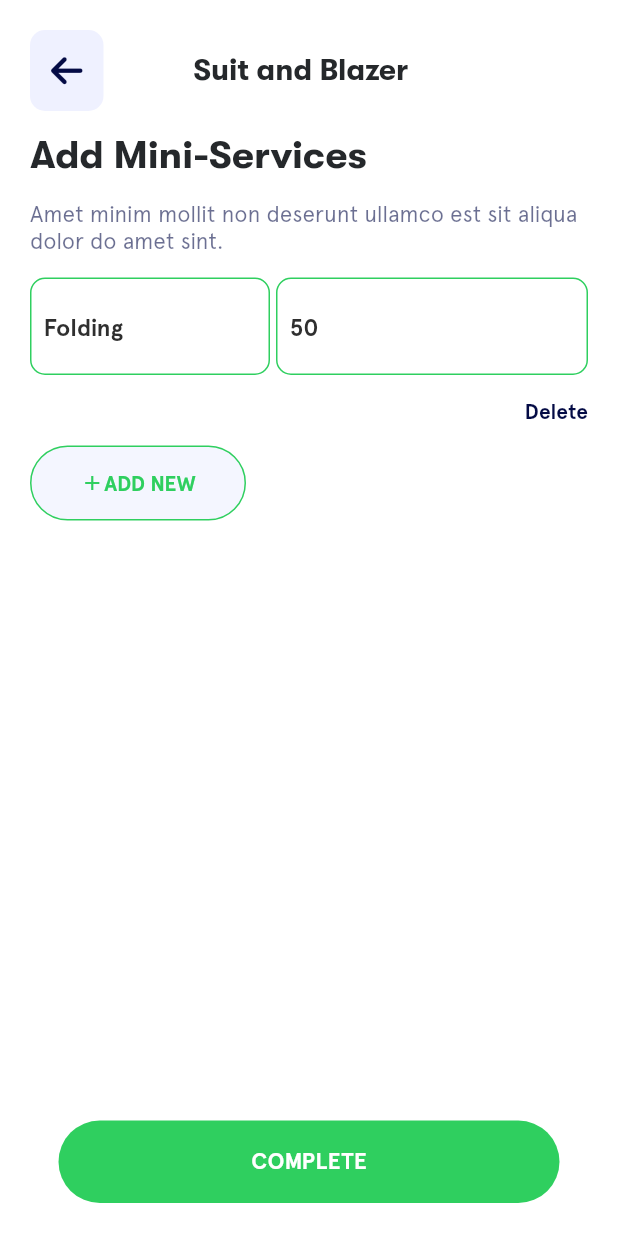
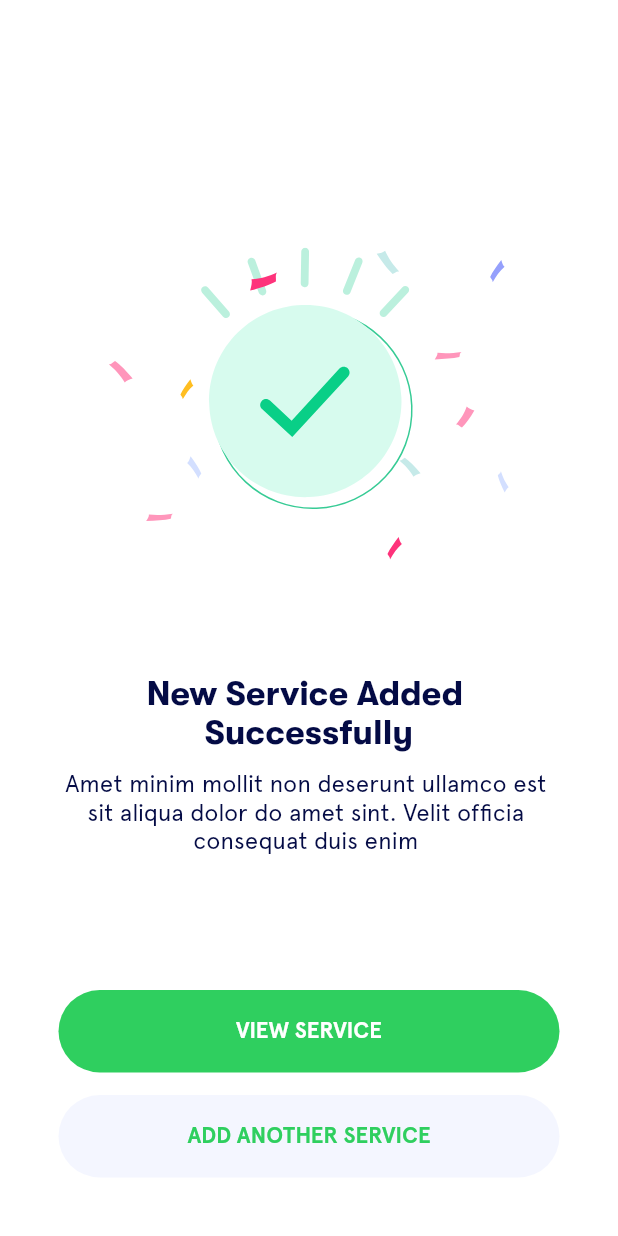
Before and after one commit to MobileDevComm/mobile_dev_community_challenge, a Flutter app: the screen it shows after launch, on a phone screen of 412 x 824 dp. Run offline on Flutter 3.47's test engine with Material 2 defaults, Android fonts, the light colour scheme and no system bars; our stand-ins replace flutter_svg, font_awesome_flutter.

Commit message:
sixth screen done, the success screen

```diff
--- a/lib/main.dart
+++ b/lib/main.dart
@@ -1,6 +1,7 @@
 import 'package:flutter/material.dart';
 import 'package:flutter/services.dart';
-import 'package:mobile_dev_community_challenge/ui/screens/fifth_Screen.dart';
+//import 'package:mobile_dev_community_challenge/ui/screens/fifth_Screen.dart';
+import 'package:mobile_dev_community_challenge/ui/screens/sixth_SuccessScren.dart';
 //import 'package:mobile_dev_community_challenge/ui/screens/fourth_screen.dart';
 //import 'package:mobile_dev_community_challenge/ui/screens/first_screen.dart';
 //import 'package:mobile_dev_community_challenge/ui/screens/second_screen.dart';
@@ -26,7 +27,7 @@ class MyApp extends StatelessWidget {
       title: 'Challenge App',
       debugShowCheckedModeBanner: false,
       theme: kThemeData,
-      home: FifthScreen(),
+      home: SuccessScreen(),
     );
   }
 }
--- /dev/null
+++ b/lib/ui/screens/sixth_SuccessScren.dart
@@ -0,0 +1,49 @@
+import 'package:flutter/material.dart';
+import 'package:flutter_svg/svg.dart';
+import 'package:mobile_dev_community_challenge/ui/widgets/Reusable%20containers-Widgets/BottomContainer.dart';
+import 'package:mobile_dev_community_challenge/ui/widgets/Reusable%20containers-Widgets/BottomContainer2.dart';
+import '../style/texts.dart';
+
+class SuccessScreen extends StatelessWidget {
+  const SuccessScreen({Key? key}) : super(key: key);
+
+  @override
+  Widget build(BuildContext context) {
+    return Scaffold(
+      body: SafeArea(
+        child: Padding(
+          padding: const EdgeInsets.all(15.0),
+          child: SingleChildScrollView(
+            child: Column(
+              crossAxisAlignment: CrossAxisAlignment.center,
+              children: [
+                const SizedBox(height: 150,),
+                Stack(
+                    children:[
+                      Center(child: SvgPicture.asset('assets/svgs/success2.svg')),
+                      Center(child: SvgPicture.asset('assets/svgs/success.svg'))
+                ],
+                ),
+                const SizedBox(height:75),
+                Column(
+                  children: [
+                    Text('New Service Added ', style: kHeadline8TextStyle,),
+                    Text('Successfully', style:kHeadline8TextStyle,),
+                    const SizedBox(height:12),
+                    Text('Amet minim mollit non deserunt ullamco est ',style: kBodyText8TextStyle,),
+                    Text('sit aliqua dolor do amet sint. Velit officia ', style: kBodyText8TextStyle,),
+                    Text('consequat duis enim ', style: kBodyText8TextStyle,),
+                  ],
+                ),
+                const SizedBox(height: 90,),
+                BottomContainer1(bottomContainerText: 'VIEW SERVICE'),
+                const SizedBox(height: 15,),
+                BottomContainer2(bottomContainerText: 'ADD ANOTHER SERVICE')
+              ],
+            ),
+          ),
+        ),
+      )
+    );
+  }
+}
--- a/lib/ui/style/colors.dart
+++ b/lib/ui/style/colors.dart
@@ -54,6 +54,10 @@ static const Color backButton = Color.fromRGBO(149, 160, 252, 0.15);
 
 //for the bottom navigation button
   static const bottomContainerColor = Color(0xFF2FCF5F);
+
+  //for the bottom navigation button
+  static const bottomContainer2Color = Color(0xFFF4F6FF);
+
 
   //Title texts, captions, inputs fields and everywhere else where black is required
   static const Color textPrimary = Color(0xFF25282B);
--- a/lib/ui/style/texts.dart
+++ b/lib/ui/style/texts.dart
@@ -50,6 +50,13 @@ TextStyle kHeadline7TextStyle = const TextStyle(
   fontWeight: FontWeight.normal,
   color: Color(0xff040B45),
   fontSize: 16,
+);
+
+TextStyle kHeadline8TextStyle = const TextStyle(
+  fontFamily: AppFont.heading,
+  fontWeight: FontWeight.bold,
+  color: Color(0xff040B45),
+  fontSize: 23,
 );
 
 
@@ -115,6 +122,14 @@ TextStyle kBodyText7TextStyle = const TextStyle(
   fontSize: 14,
 );
 
+TextStyle kBodyText8TextStyle = const TextStyle(
+  fontFamily: AppFont.body,
+  fontWeight: FontWeight.normal,
+  color: Color(0xFF040B45 ),
+  fontSize: 16,
+);
+
+
 TextStyle kCaptionTextStyle = const TextStyle(
   fontFamily: AppFont.heading,
   fontWeight: FontWeight.normal,
@@ -136,6 +151,14 @@ TextStyle kBottomContainerText = const TextStyle(
   fontWeight: FontWeight.bold,
   fontSize: 15,
 );
+
+TextStyle kBottomContainer2Text = const TextStyle(
+  fontFamily: AppFont.body,
+  color: Color(0xff2FCF5F),
+  fontWeight: FontWeight.bold,
+  fontSize: 15,
+
+);
 TextStyle kTopSentenceBottomContainerText = const TextStyle(
 color: Colors.purple,
     fontWeight: FontWeight.bold) ;
--- /dev/null
+++ b/lib/ui/widgets/Reusable containers-Widgets/BottomContainer2.dart
@@ -0,0 +1,25 @@
+
+import '../../style/colors.dart';
+import '../../style/texts.dart';
+import 'package:flutter/material.dart';
+
+//for the apps bottom navigation widget
+
+class BottomContainer2 extends StatelessWidget {
+  BottomContainer2({required this.bottomContainerText  }) ;
+  String  bottomContainerText;
+  @override
+  Widget build(BuildContext context) {
+    return Container(
+      width:334,
+      height: 55,
+      decoration: BoxDecoration(
+        borderRadius: BorderRadius.circular(30),
+        color: AppColor.bottomContainer2Color,
+      ),
+      child:  Center(
+        child: Text( bottomContainerText, style: kBottomContainer2Text),
+      ),
+    );
+  }
+}
```
Also changed, not shown: assets/svgs/success.svg (added), assets/svgs/success2.svg (added).
